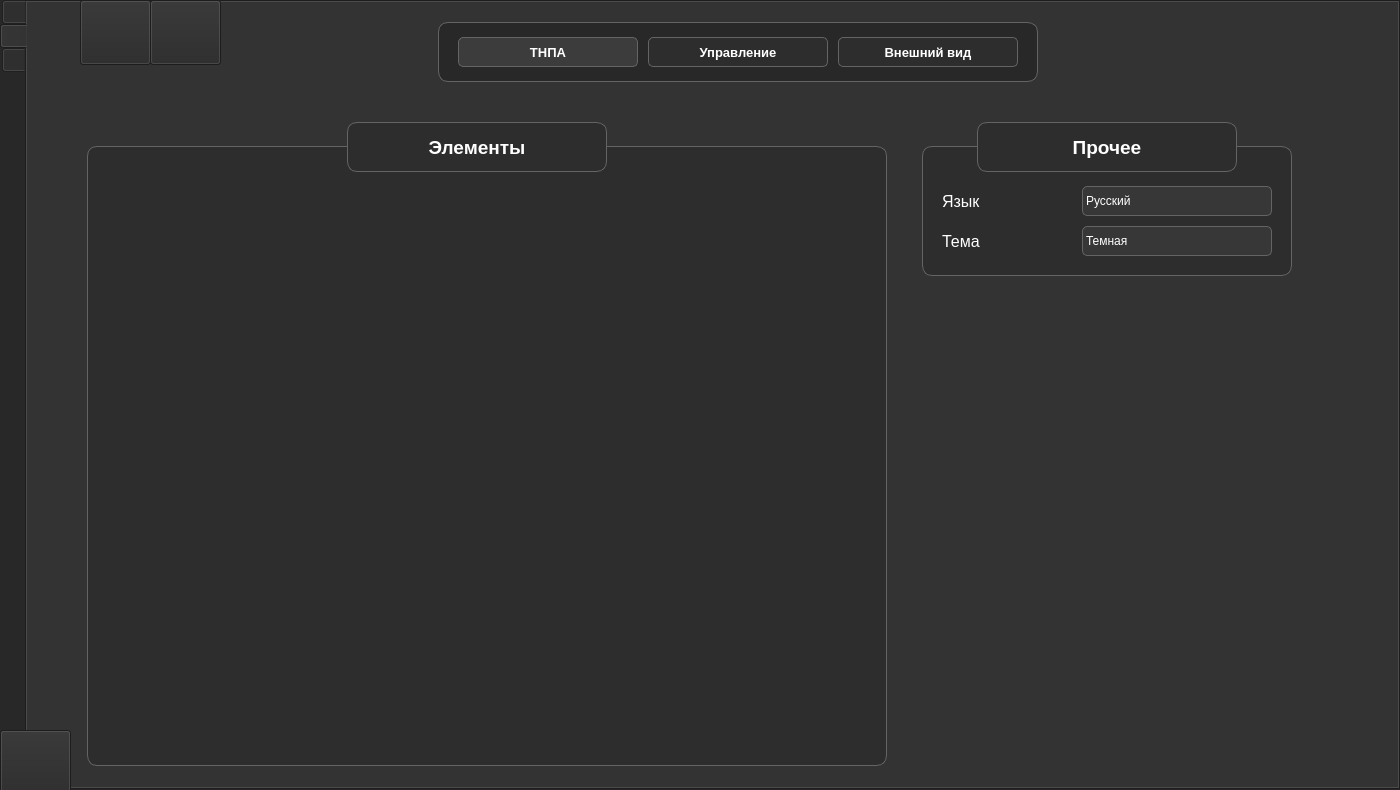
PolarStarWalker/PolarUV-client, file src/MainWindow/MainWindow.ui: the form before one commit.
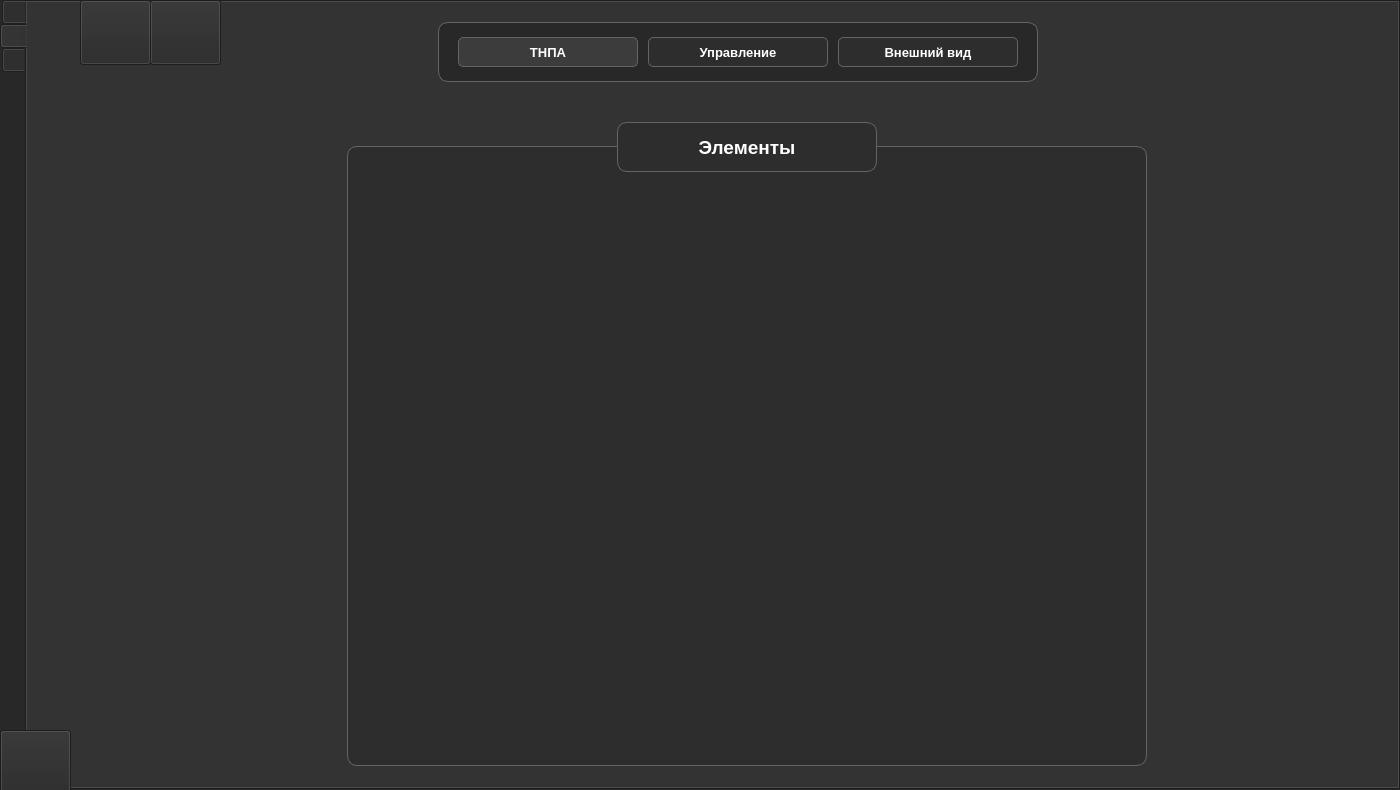
The form after the commit. The open tabs and pages were chosen to show the change. Icons and pictures are not drawn.

Diff of the .ui file:
```diff
--- a/src/MainWindow/MainWindow.ui
+++ b/src/MainWindow/MainWindow.ui
@@ -6267,305 +6267,10 @@
        <zorder>GamepadTestLabel</zorder>
       </widget>
       <widget class="QWidget" name="AppearancePage">
-       <widget class="QWidget" name="OtherSettingsWidget" native="true">
-        <property name="geometry">
-         <rect>
-          <x>895</x>
-          <y>44</y>
-          <width>370</width>
-          <height>130</height>
-         </rect>
-        </property>
-        <property name="mouseTracking">
-         <bool>false</bool>
-        </property>
-        <widget class="QFrame" name="OtherSettingsWidgetFrame">
-         <property name="geometry">
-          <rect>
-           <x>0</x>
-           <y>0</y>
-           <width>370</width>
-           <height>130</height>
-          </rect>
-         </property>
-         <property name="autoFillBackground">
-          <bool>false</bool>
-         </property>
-         <property name="styleSheet">
-          <string notr="true">background-color:rgb(45,45,45);
-    border-width:1px;
-    border-color :rgb(100,100,100);
-    border-radius:10px;
-    border-style:solid;</string>
-         </property>
-         <property name="frameShape">
-          <enum>QFrame::Panel</enum>
-         </property>
-         <property name="frameShadow">
-          <enum>QFrame::Plain</enum>
-         </property>
-        </widget>
-        <widget class="QLabel" name="ThemeLabel">
-         <property name="geometry">
-          <rect>
-           <x>20</x>
-           <y>75</y>
-           <width>81</width>
-           <height>41</height>
-          </rect>
-         </property>
-         <property name="font">
-          <font>
-           <family>Arial</family>
-           <pointsize>12</pointsize>
-           <weight>50</weight>
-           <bold>false</bold>
-           <kerning>true</kerning>
-          </font>
-         </property>
-         <property name="text">
-          <string>Тема</string>
-         </property>
-        </widget>
-        <widget class="QLabel" name="LanguageLabel">
-         <property name="enabled">
-          <bool>true</bool>
-         </property>
-         <property name="geometry">
-          <rect>
-           <x>20</x>
-           <y>35</y>
-           <width>81</width>
-           <height>41</height>
-          </rect>
-         </property>
-         <property name="font">
-          <font>
-           <family>Arial</family>
-           <pointsize>12</pointsize>
-           <weight>50</weight>
-           <bold>false</bold>
-           <kerning>true</kerning>
-          </font>
-         </property>
-         <property name="text">
-          <string>Язык</string>
-         </property>
-        </widget>
-        <widget class="QComboBox" name="LanguageComboBox">
-         <property name="geometry">
-          <rect>
-           <x>160</x>
-           <y>40</y>
-           <width>190</width>
-           <height>30</height>
-          </rect>
-         </property>
-         <property name="styleSheet">
-          <string notr="true">QComboBox {
-	font: 10pt &quot;Arial&quot;;
-	color: white;
-    padding: 1px 18px 1px 3px;
-}
-
-QComboBox:editable {
-    background: rgb(55,55,55);
-	border: 1px solid rgb(100,100,100) ;
-    border-top-left-radius: 5px;
-	border-top-right-radius: 5px;
-}
-
-QComboBox:!editable, QComboBox::drop-down:editable { /* Штука не выдвинута*/
-	background: rgb(55,55,55);
-	border: 1px solid rgb(100,100,100) ;
-    border-top-left-radius: 5px;
-	border-top-right-radius: 5px;
-	border-bottom-left-radius: 5px;
-	border-bottom-right-radius: 5px;
-}
-
-QComboBox:!editable:on, QComboBox::drop-down:editable:on { /* Штука выдвинута*/
-	background: rgb(55,55,55);
-	border: 1px solid rgb(100,100,100) ;
-    border-top-left-radius: 5px;
-	border-top-right-radius: 5px;
-	border-bottom-left-radius: 0px;
-	border-bottom-right-radius: 0px;
-} 
-
-QComboBox::drop-down {
-    subcontrol-origin: padding;
-    subcontrol-position: top right;
-    width: 15px;
-
-    border-top-right-radius: 5px; /* same radius as the QComboBox */
-    border-bottom-right-radius: 5px;
-}
-
-QComboBox::down-arrow {
-    image: url(Icons/ComboBoxDownArrow.png);
-	width: 10px;
-	height: 10px;
-	right: 5px;
-} 
-
-QComboBox::down-arrow:on { /* shift the arrow when popup is open */
-    image: url(Icons/ComboBoxUpArrow.png);
-}
-
-QComboBox QAbstractItemView {
-	color: white;
-	border: 1px solid rgb(100,100,100) ;
-	border-bottom-left-radius: 5px;
-	border-bottom-right-radius: 5px;
-	background-color: rgb(55,55,55);
-    selection-background-color: rgb(40,40,40);
-}</string>
-         </property>
-         <item>
-          <property name="text">
-           <string>Русский</string>
-          </property>
-         </item>
-         <item>
-          <property name="text">
-           <string>English</string>
-          </property>
-         </item>
-        </widget>
-        <widget class="QComboBox" name="ThemeComboBox">
-         <property name="geometry">
-          <rect>
-           <x>160</x>
-           <y>80</y>
-           <width>190</width>
-           <height>30</height>
-          </rect>
-         </property>
-         <property name="styleSheet">
-          <string notr="true">QComboBox {
-	font: 10pt &quot;Arial&quot;;
-	color: white;
-    padding: 1px 18px 1px 3px;
-}
-
-QComboBox:editable {
-    background: rgb(55,55,55);
-	border: 1px solid rgb(100,100,100) ;
-    border-top-left-radius: 5px;
-	border-top-right-radius: 5px;
-}
-
-QComboBox:!editable, QComboBox::drop-down:editable { /* Штука не выдвинута*/
-	background: rgb(55,55,55);
-	border: 1px solid rgb(100,100,100) ;
-    border-top-left-radius: 5px;
-	border-top-right-radius: 5px;
-	border-bottom-left-radius: 5px;
-	border-bottom-right-radius: 5px;
-}
-
-QComboBox:!editable:on, QComboBox::drop-down:editable:on { /* Штука выдвинута*/
-	background: rgb(55,55,55);
-	border: 1px solid rgb(100,100,100) ;
-    border-top-left-radius: 5px;
-	border-top-right-radius: 5px;
-	border-bottom-left-radius: 0px;
-	border-bottom-right-radius: 0px;
-} 
-
-QComboBox::drop-down {
-    subcontrol-origin: padding;
-    subcontrol-position: top right;
-    width: 15px;
-
-    border-top-right-radius: 5px; /* same radius as the QComboBox */
-    border-bottom-right-radius: 5px;
-}
-
-QComboBox::down-arrow {
-    image: url(Icons/ComboBoxDownArrow.png);
-	width: 10px;
-	height: 10px;
-	right: 5px;
-} 
-
-QComboBox::down-arrow:on { /* shift the arrow when popup is open */
-    image: url(Icons/ComboBoxUpArrow.png);
-}
-
-QComboBox QAbstractItemView {
-	color: white;
-	border: 1px solid rgb(100,100,100) ;
-	border-bottom-left-radius: 5px;
-	border-bottom-right-radius: 5px;
-	background-color: rgb(55,55,55);
-    selection-background-color: rgb(40,40,40);
-}</string>
-         </property>
-         <property name="currentIndex">
-          <number>1</number>
-         </property>
-         <item>
-          <property name="text">
-           <string>Светлая</string>
-          </property>
-         </item>
-         <item>
-          <property name="text">
-           <string>Темная</string>
-          </property>
-         </item>
-        </widget>
-       </widget>
-       <widget class="QLabel" name="OtherSettingsLabel">
-        <property name="geometry">
-         <rect>
-          <x>950</x>
-          <y>20</y>
-          <width>260</width>
-          <height>50</height>
-         </rect>
-        </property>
-        <property name="font">
-         <font>
-          <family>Arial</family>
-          <pointsize>14</pointsize>
-          <weight>75</weight>
-          <bold>true</bold>
-          <kerning>true</kerning>
-         </font>
-        </property>
-        <property name="mouseTracking">
-         <bool>false</bool>
-        </property>
-        <property name="autoFillBackground">
-         <bool>false</bool>
-        </property>
-        <property name="styleSheet">
-         <string notr="true">color:rgb(255,255,255);
-
-background-color:rgb(45,45,45);
-
-border-width:1px;
-border-color :rgb(100,100,100);
-border-radius:10px;
-border-style:solid;</string>
-        </property>
-        <property name="frameShape">
-         <enum>QFrame::Panel</enum>
-        </property>
-        <property name="text">
-         <string>Прочее</string>
-        </property>
-        <property name="alignment">
-         <set>Qt::AlignCenter</set>
-        </property>
-       </widget>
        <widget class="QWidget" name="UISettingsWidget" native="true">
         <property name="geometry">
          <rect>
-          <x>60</x>
+          <x>320</x>
           <y>44</y>
           <width>800</width>
           <height>620</height>
@@ -6604,7 +6309,7 @@
        <widget class="QLabel" name="UISettingsLabel">
         <property name="geometry">
          <rect>
-          <x>320</x>
+          <x>590</x>
           <y>20</y>
           <width>260</width>
           <height>50</height>
```
Left out of the diff: 1030 changed lines with no effect on the pictures.
